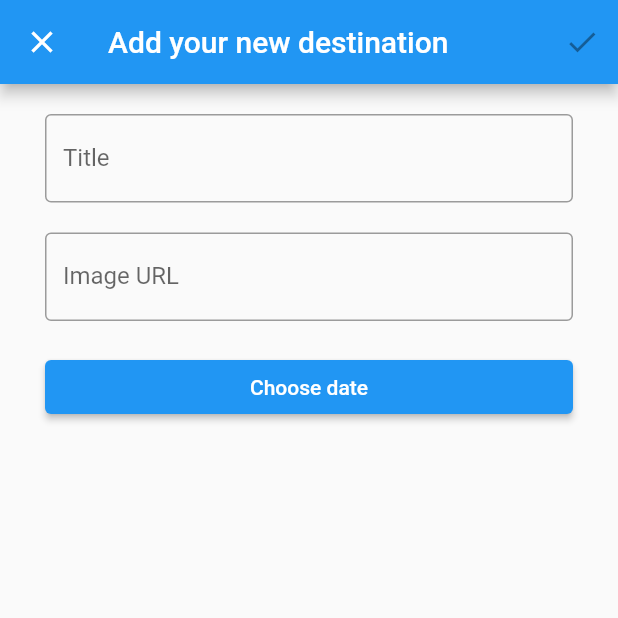
After one commit to Isaaca11222/traveller, a Flutter app: the SecondPageList screen opened directly, after a tap on the "add" icon, on a phone screen of 412 x 824 dp, the top half of it. The commit adds this screen. Run offline on Flutter 3.47's test engine with Material 2 defaults, Android fonts, the phone set to English and light mode, and no system bars; our stand-ins replace bloc, cloud_firestore, firebase_auth, firebase_core, flutter_bloc, google_fonts and 1 more; accounts and stored records are empty; network calls fail; statements that could not run were skipped.

Commit message:
Add Cubit

```diff
--- /dev/null
+++ b/lib/app/features/add/add_page.dart
@@ -0,0 +1,127 @@
+import 'package:flutter/material.dart';
+import 'package:flutter_bloc/flutter_bloc.dart';
+import 'package:traveller/app/features/add/cubit/add_cubit.dart';
+
+class AddPage extends StatefulWidget {
+  const AddPage({
+    Key? key,
+  }) : super(key: key);
+
+  @override
+  State<AddPage> createState() => _AddPageState();
+}
+
+class _AddPageState extends State<AddPage> {
+  String? _imageURL;
+  String? _title;
+  DateTime? _releaseDate;
+
+  @override
+  Widget build(BuildContext context) {
+    return BlocProvider(
+      create: (context) => AddCubit(),
+      child: BlocBuilder<AddCubit, AddState>(
+        builder: (context, state) {
+          return Scaffold(
+            appBar: AppBar(
+              title: const Text('Add your new destination'),
+              actions: [
+                IconButton(
+                  onPressed: _imageURL == null ||
+                          _title == null ||
+                          _releaseDate == null
+                      ? null
+                      : () {
+                          context.read<AddCubit>().add(
+                                _title!,
+                                _imageURL!,
+                                _releaseDate!,
+                              );
+                        },
+                  icon: const Icon(Icons.check),
+                ),
+              ],
+            ),
+            body: _AddPageBody(
+              onTitleChanged: (newValue) {
+                setState(() {
+                  _title = newValue;
+                });
+              },
+              onImageUrlChanged: (newValue) {
+                setState(() {
+                  _imageURL = newValue;
+                });
+              },
+              onDateChanged: (newValue) {
+                setState(() {
+                  _releaseDate = newValue;
+                });
+              },
+              selectedDateFormatted: _releaseDate?.toIso8601String(),
+            ),
+          );
+        },
+      ),
+    );
+  }
+}
+
+class _AddPageBody extends StatelessWidget {
+  const _AddPageBody({
+    Key? key,
+    required this.onTitleChanged,
+    required this.onImageUrlChanged,
+    required this.onDateChanged,
+    this.selectedDateFormatted,
+  }) : super(key: key);
+
+  final Function(String) onTitleChanged;
+  final Function(String) onImageUrlChanged;
+  final Function(DateTime?) onDateChanged;
+  final String? selectedDateFormatted;
+
+  @override
+  Widget build(BuildContext context) {
+    return ListView(
+      padding: const EdgeInsets.symmetric(
+        horizontal: 30,
+        vertical: 20,
+      ),
+      children: [
+        TextField(
+          onChanged: onTitleChanged,
+          decoration: const InputDecoration(
+            border: OutlineInputBorder(),
+            hintText: 'Londyn,Anglia',
+            label: Text('Title'),
+          ),
+        ),
+        const SizedBox(height: 20),
+        TextField(
+          onChanged: onImageUrlChanged,
+          decoration: const InputDecoration(
+            border: OutlineInputBorder(),
+            hintText: 'http:// ... .jpg',
+            label: Text('Image URL'),
+          ),
+        ),
+        const SizedBox(height: 20),
+        ElevatedButton(
+          onPressed: () async {
+            final selectedDate = await showDatePicker(
+              context: context,
+              initialDate: DateTime.now(),
+              firstDate: DateTime.now(),
+              lastDate: DateTime.now().add(
+                const Duration(days: 365 * 10),
+              ),
+            );
+            onDateChanged(selectedDate);
+          },
+          child: Text(selectedDateFormatted ?? 'Choose date'),
+        ),
+      ],
+    );
+  }
+}
--- /dev/null
+++ b/lib/app/features/add/cubit/add_cubit.dart
@@ -0,0 +1,29 @@
+import 'dart:async';
+
+import 'package:bloc/bloc.dart';
+import 'package:cloud_firestore/cloud_firestore.dart';
+
+part 'add_state.dart';
+
+class AddCubit extends Cubit<AddState> {
+  AddCubit() : super(const AddState());
+
+  Future<void> add(
+    String title,
+    String imageURL,
+    DateTime releaseDate,
+  ) async {
+    try {
+      await FirebaseFirestore.instance.collection('items').add(
+        {
+          'title': title,
+          'image_url': imageURL,
+          'release_date': releaseDate,
+        },
+      );
+      emit(const AddState(saved: true));
+    } catch (error) {
+      emit(AddState(errorMessage: error.toString()));
+    }
+  }
+}
--- /dev/null
+++ b/lib/app/features/add/cubit/add_state.dart
@@ -0,0 +1,11 @@
+part of 'add_cubit.dart';
+
+class AddState {
+  const AddState({
+    this.saved = false,
+    this.errorMessage = '',
+  });
+
+  final bool saved;
+  final String errorMessage;
+}
--- a/lib/home/CountriesList/countries.dart
+++ b/lib/app/features/home/CountriesList/countries.dart
@@ -9,7 +9,7 @@ class Country {
 }
 
 extension MyIterable<E> on Iterable<E> {
-  Iterable<E> sortedBy(Comparable key(E e)) =>
+  Iterable<E> sortedBy(Comparable Function(E e) key) =>
       toList()..sort((a, b) => key(a).compareTo(key(b)));
 }
 
--- /dev/null
+++ b/lib/app/features/home/NavigationBar/SecondPageList/cubit/second_page_cubit.dart
@@ -0,0 +1,47 @@
+import 'dart:async';
+
+import 'package:bloc/bloc.dart';
+import 'package:cloud_firestore/cloud_firestore.dart';
+
+part 'second_page_state.dart';
+
+class SecondPageCubit extends Cubit<SecondPageState> {
+  SecondPageCubit() : super(const SecondPageState());
+  StreamSubscription? _streamSubscription;
+
+  Future<void> start() async {
+    _streamSubscription = FirebaseFirestore.instance
+        .collection('items')
+        .orderBy('release_date')
+        .snapshots()
+        .listen(
+      (items) {
+        emit(SecondPageState(items: items));
+      },
+    )..onError(
+        (error) {
+          emit(const SecondPageState(loadingErrorOccured: true));
+        },
+      );
+  }
+
+  Future<void> remove({required String documentID}) async {
+    try {
+      await FirebaseFirestore.instance
+          .collection('items')
+          .doc(documentID)
+          .delete();
+    } catch (error) {
+      emit(
+        const SecondPageState(removingErrorOccured: true),
+      );
+      start();
+    }
+  }
+
+  @override
+  Future<void> close() {
+    _streamSubscription?.cancel();
+    return super.close();
+  }
+}
--- /dev/null
+++ b/lib/app/features/home/NavigationBar/SecondPageList/second_page.dart
@@ -0,0 +1,205 @@
+import 'package:cloud_firestore/cloud_firestore.dart';
+import 'package:google_fonts/google_fonts.dart';
+
+import 'package:flutter/material.dart';
+import 'package:traveller/app/features/add/add_page.dart';
+
+import 'cubit/second_page_cubit.dart';
+import 'package:flutter_bloc/flutter_bloc.dart';
+
+class SecondPageList extends StatelessWidget {
+  const SecondPageList({
+    Key? key,
+  }) : super(key: key);
+
+  @override
+  Widget build(BuildContext context) {
+    return Scaffold(
+      appBar: AppBar(
+          title: const Text(
+            'Your destinations List',
+          ),
+          backgroundColor: const Color.fromARGB(167, 38, 83, 128)),
+      body: const ListBody(),
+      floatingActionButton: FloatingActionButton(
+        onPressed: () {
+          Navigator.of(context).push(
+            MaterialPageRoute(
+              builder: (context) => const AddPage(),
+              fullscreenDialog: true,
+            ),
+          );
+        },
+        child: const Icon(Icons.add),
+      ),
+    );
+  }
+}
+
+class ListBody extends StatelessWidget {
+  const ListBody({
+    Key? key,
+  }) : super(key: key);
+
+  @override
+  Widget build(BuildContext context) {
+    return BlocProvider(
+      create: (context) => SecondPageCubit()..start(),
+      child: BlocBuilder<SecondPageCubit, SecondPageState>(
+          builder: (context, state) {
+        final docs = state.items?.docs;
+        if (docs == null) {
+          return const SizedBox.shrink();
+        }
+        return Stack(
+          children: [
+            Container(
+              constraints: const BoxConstraints.expand(),
+              decoration: const BoxDecoration(
+                image: DecorationImage(
+                    image: AssetImage('images/bckb.jpg'), fit: BoxFit.cover),
+              ),
+              child: Container(
+                padding: const EdgeInsets.all(10),
+                decoration: BoxDecoration(
+                  color:
+                      const Color.fromARGB(255, 244, 244, 244).withOpacity(0.7),
+                  borderRadius: const BorderRadius.all(Radius.circular(12)),
+                  border: Border.all(
+                    width: 5,
+                    color: Colors.black.withOpacity(0.5),
+                  ),
+                ),
+                height: 180,
+                child: ListView(
+                  padding: const EdgeInsets.symmetric(
+                    vertical: 20,
+                  ),
+                  children: [
+                    for (final doc in docs)
+                      Dismissible(
+                        key: ValueKey(doc.id),
+                        background: const DecoratedBox(
+                          decoration: BoxDecoration(
+                            color: Colors.red,
+                          ),
+                          child: Align(
+                            alignment: Alignment.centerRight,
+                            child: Padding(
+                              padding: EdgeInsets.only(right: 32.0),
+                              child: Icon(
+                                Icons.delete,
+                              ),
+                            ),
+                          ),
+                        ),
+                        confirmDismiss: (direction) async {
+                          // only from right to left
+                          return direction == DismissDirection.endToStart;
+                        },
+                        onDismissed: (direction) {
+                          context
+                              .read<SecondPageCubit>()
+                              .remove(documentID: doc.id);
+                        },
+                        child: _ListViewItem(
+                          document: doc,
+                        ),
+                      ),
+                  ],
+                ),
+              ),
+            ),
+          ],
+        );
+      }),
+    );
+  }
+}
+
+class _ListViewItem extends StatelessWidget {
+  const _ListViewItem({
+    Key? key,
+    required this.document,
+  }) : super(key: key);
+
+  final QueryDocumentSnapshot<Map<String, dynamic>> document;
+
+  @override
+  Widget build(BuildContext context) {
+    return Padding(
+      padding: const EdgeInsets.symmetric(
+        vertical: 10,
+        horizontal: 30,
+      ),
+      child: Container(
+        decoration: const BoxDecoration(
+          color: Colors.black12,
+        ),
+        child: Column(
+          children: [
+            Container(
+              height: 80,
+              decoration: BoxDecoration(
+                color: Colors.black12,
+                image: DecorationImage(
+                  image: NetworkImage(
+                    document['image_url'],
+                  ),
+                  fit: BoxFit.cover,
+                ),
+              ),
+            ),
+            Row(
+              children: [
+                Expanded(
+                  child: Container(
+                    margin: const EdgeInsets.all(10),
+                    padding: const EdgeInsets.all(10),
+                    child: Column(
+                      crossAxisAlignment: CrossAxisAlignment.stretch,
+                      children: [
+                        Text(
+                          document['title'],
+                          style: const TextStyle(
+                            fontSize: 20.0,
+                            fontWeight: FontWeight.bold,
+                          ),
+                        ),
+                        const SizedBox(height: 10),
+                        Text(
+                          (document['release_date'] as Timestamp)
+                              .toDate()
+                              .toString(),
+                        ),
+                      ],
+                    ),
+                  ),
+                ),
+                Container(
+                  decoration: const BoxDecoration(
+                    color: Colors.white70,
+                  ),
+                  margin: const EdgeInsets.all(10),
+                  padding: const EdgeInsets.all(10),
+                  child: Column(
+                    children: const [
+                      Text(
+                        '0',
+                        style: TextStyle(
+                          fontSize: 20.0,
+                          fontWeight: FontWeight.bold,
+                        ),
+                      ),
+                      Text('days left'),
+                    ],
+                  ),
+                ),
+              ],
+            ),
+          ],
+        ),
+      ),
+    );
+  }
+}
--- a/lib/home/Page/country_page.dart
+++ b/lib/app/features/home/Page/country_page.dart
@@ -1,7 +1,7 @@
 import 'package:google_fonts/google_fonts.dart';
 
 import 'package:flutter/material.dart';
-import 'package:traveller/home/CountriesList/countries.dart';
+import 'package:traveller/features/home/CountriesList/countries.dart';
 
 class CountryPage extends StatelessWidget {
   final Country country;
@@ -23,6 +23,10 @@ class CountryPage extends StatelessWidget {
         height: 1000,
         fit: BoxFit.cover,
       ),
+      floatingActionButton: FloatingActionButton(
+        onPressed: () {},
+        child: const Icon(Icons.add),
+      ),
     );
   }
 }
--- a/lib/home/RandomPage/random_page.dart
+++ b/lib/app/features/home/RandomPage/random_page.dart
@@ -15,8 +15,8 @@ class _RandomPageState extends State<RandomPage> {
   @override
   Widget build(BuildContext context) {
     var list = ["a", "b", "c", "d", "e", "f", "g", "h", "i", "j"];
-    final _random = new Random();
-    var result = list[_random.nextInt(list.length)];
+    final random = Random();
+    var result = list[random.nextInt(list.length)];
 
     return Scaffold(
       appBar: AppBar(
@@ -124,7 +124,7 @@ class _RandomPageState extends State<RandomPage> {
       ),
       floatingActionButton: FloatingActionButton(
         onPressed: () {},
-        child: Icon(Icons.add),
+        child: const Icon(Icons.add),
       ),
     );
   }
--- a/pubspec.yaml
+++ b/pubspec.yaml
@@ -38,6 +38,9 @@ dependencies:
   webview_flutter: ^3.0.4
   firebase_core: ^1.21.1
   firebase_auth: ^3.7.0
+  cloud_firestore: ^3.4.7
+  bloc: ^8.1.0
+  flutter_bloc: ^8.1.1
 
 
 dev_dependencies:
```
Also changed, not shown: lib/app/app.dart (added, +41 -0 lines), lib/app/features/home/NavigationBar/FirstPageSearch/first_page_search.dart (renamed from lib/home/FirstPageSearch/first_page_search.dart, +6 -7 lines), lib/app/features/home/NavigationBar/SecondPageList/cubit/second_page_state.dart (added, +12 -0 lines), lib/app/features/home/home_page.dart (renamed from lib/home/home_page.dart, +5 -6 lines), lib/home/SecondPageList/second_page.dart (deleted, +0 -61 lines), lib/main.dart (+3 -37 lines), lib/app/features/LoginPage/login_page.dart (renamed from lib/LoginPage/login_page.dart), lib/app/features/home/NavigationBar/FourthPageMyAccount/fourth_page.dart (renamed from lib/home/FourthPageMyAccount/fourth_page.dart), lib/app/features/home/NavigationBar/ThirdPageMap/third_page.dart (renamed from lib/home/ThirdPageMap/third_page.dart), pubspec.lock, 1 other file.
